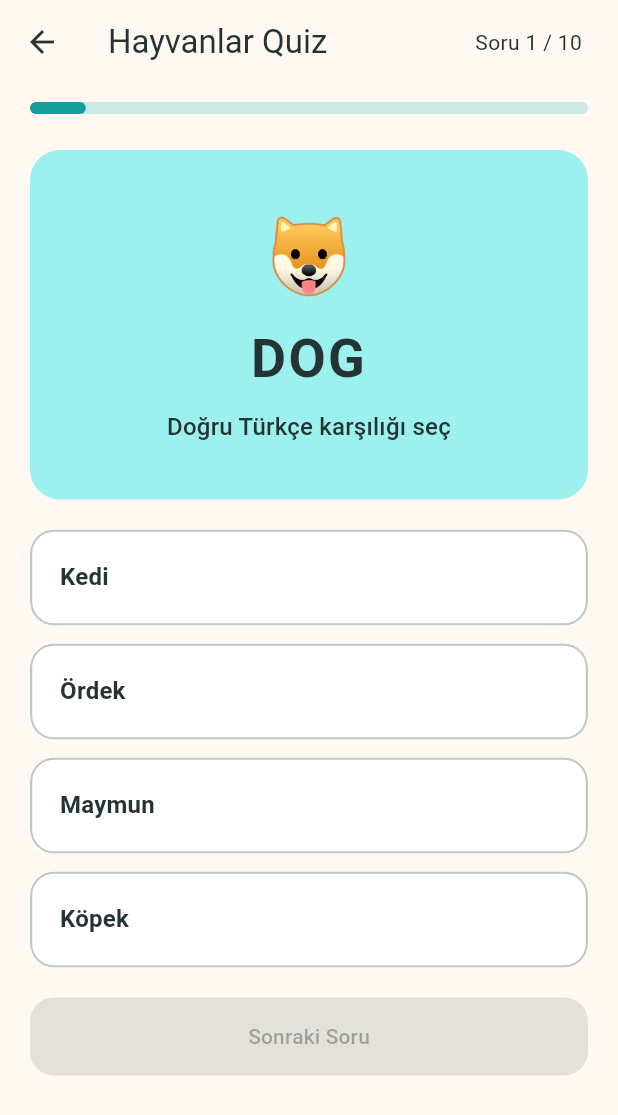
After one commit to veles1010/kelimo, a Flutter app: the AnimalsCategoryScreen screen opened directly, after a tap on "Quiz Çöz", on a phone screen of 412 x 824 dp. The commit adds this screen. Shown: the top 1115 px of the screen. Run offline on Flutter 3.47's test engine with Material 3 defaults, Android fonts, the phone set to English and light mode, and no system bars.

Commit message:
Add quiz result screen

```diff
--- a/lib/screens/animals_category_screen.dart
+++ b/lib/screens/animals_category_screen.dart
@@ -1,4 +1,5 @@
 import 'package:flutter/material.dart';
+import 'package:kelimo/screens/animals_quiz_screen.dart';
 import 'package:kelimo/screens/word_card_screen.dart';
 import 'package:kelimo/theme/app_theme.dart';
 
@@ -41,10 +42,17 @@ class AnimalsCategoryScreen extends StatelessWidget {
                       },
                     ),
                     const SizedBox(height: 12),
-                    const _ActionCard(
+                    _ActionCard(
                       icon: Icons.quiz_rounded,
                       title: 'Quiz Çöz',
                       subtitle: 'Bilgini test et',
+                      onTap: () {
+                        Navigator.of(context).push(
+                          MaterialPageRoute<void>(
+                            builder: (_) => const AnimalsQuizScreen(),
+                          ),
+                        );
+                      },
                     ),
                     const SizedBox(height: 12),
                     const _ActionCard(
--- /dev/null
+++ b/lib/screens/animals_quiz_screen.dart
@@ -0,0 +1,268 @@
+import 'package:flutter/material.dart';
+import 'package:kelimo/data/animal_words.dart';
+import 'package:kelimo/models/word.dart';
+import 'package:kelimo/screens/quiz_result_screen.dart';
+import 'package:kelimo/theme/app_theme.dart';
+
+class AnimalsQuizScreen extends StatefulWidget {
+  const AnimalsQuizScreen({super.key});
+
+  @override
+  State<AnimalsQuizScreen> createState() => _AnimalsQuizScreenState();
+}
+
+class _AnimalsQuizScreenState extends State<AnimalsQuizScreen> {
+  static const _questionCount = 10;
+
+  int _questionIndex = 0;
+  int _correctAnswerCount = 0;
+  String? _selectedAnswer;
+
+  Word get _currentWord => animalWords[_questionIndex];
+
+  List<String> _optionsFor(int index) {
+    final options = [
+      animalWords[index].turkish,
+      animalWords[(index + 1) % animalWords.length].turkish,
+      animalWords[(index + 8) % animalWords.length].turkish,
+      animalWords[(index + 15) % animalWords.length].turkish,
+    ];
+    final shift = (index + 1) % options.length;
+
+    return [...options.skip(shift), ...options.take(shift)];
+  }
+
+  void _selectAnswer(String answer) {
+    if (_selectedAnswer != null) return;
+    setState(() {
+      _selectedAnswer = answer;
+      if (answer == _currentWord.turkish) {
+        _correctAnswerCount++;
+      }
+    });
+  }
+
+  void _continueQuiz() {
+    if (_selectedAnswer == null) return;
+
+    if (_questionIndex == _questionCount - 1) {
+      _showResult();
+      return;
+    }
+
+    setState(() {
+      _questionIndex++;
+      _selectedAnswer = null;
+    });
+  }
+
+  void _showResult() {
+    final navigator = Navigator.of(context);
+
+    navigator.pushReplacement(
+      MaterialPageRoute<void>(
+        builder: (_) => QuizResultScreen(
+          categoryName: 'Hayvanlar',
+          correctAnswerCount: _correctAnswerCount,
+          totalQuestionCount: _questionCount,
+          successPercentage: calculateQuizPercentage(
+            correct: _correctAnswerCount,
+            total: _questionCount,
+          ),
+          onRetry: () {
+            navigator.pushReplacement(
+              MaterialPageRoute<void>(
+                builder: (_) => const AnimalsQuizScreen(),
+              ),
+            );
+          },
+          onReturnToCategory: navigator.pop,
+          onReturnHome: () => navigator.popUntil((route) => route.isFirst),
+        ),
+      ),
+    );
+  }
+
+  @override
+  Widget build(BuildContext context) {
+    final options = _optionsFor(_questionIndex);
+
+    return Scaffold(
+      appBar: AppBar(
+        leading: const BackButton(),
+        title: const Text('Hayvanlar Quiz'),
+        backgroundColor: Colors.transparent,
+        surfaceTintColor: Colors.transparent,
+        actions: [
+          Padding(
+            padding: const EdgeInsets.only(right: 24),
+            child: Center(
+              child: Text('Soru ${_questionIndex + 1} / $_questionCount'),
+            ),
+          ),
+        ],
+      ),
+      body: SafeArea(
+        top: false,
+        child: ListView(
+          padding: const EdgeInsets.fromLTRB(20, 12, 20, 32),
+          children: [
+            Center(
+              child: ConstrainedBox(
+                constraints: const BoxConstraints(maxWidth: 680),
+                child: Column(
+                  crossAxisAlignment: CrossAxisAlignment.stretch,
+                  children: [
+                    LinearProgressIndicator(
+                      value: (_questionIndex + 1) / _questionCount,
+                      minHeight: 8,
+                      borderRadius: BorderRadius.circular(4),
+                    ),
+                    const SizedBox(height: 24),
+                    _QuestionCard(word: _currentWord),
+                    const SizedBox(height: 20),
+                    for (final option in options) ...[
+                      _AnswerOption(
+                        option: option,
+                        correctAnswer: _currentWord.turkish,
+                        selectedAnswer: _selectedAnswer,
+                        onTap: () => _selectAnswer(option),
+                      ),
+                      const SizedBox(height: 12),
+                    ],
+                    const SizedBox(height: 8),
+                    FilledButton(
+                      onPressed: _selectedAnswer == null ? null : _continueQuiz,
+                      child: Text(
+                        _questionIndex == _questionCount - 1
+                            ? 'Sonucu Gör'
+                            : 'Sonraki Soru',
+                      ),
+                    ),
+                  ],
+                ),
+              ),
+            ),
+          ],
+        ),
+      ),
+    );
+  }
+}
+
+class _QuestionCard extends StatelessWidget {
+  const _QuestionCard({required this.word});
+
+  final Word word;
+
+  @override
+  Widget build(BuildContext context) {
+    final textTheme = Theme.of(context).textTheme;
+
+    return Card(
+      color: Theme.of(context).colorScheme.primaryContainer,
+      child: Padding(
+        padding: const EdgeInsets.symmetric(horizontal: 24, vertical: 36),
+        child: Column(
+          children: [
+            Text(word.emoji, style: const TextStyle(fontSize: 48)),
+            const SizedBox(height: 12),
+            Text(
+              word.english.toUpperCase(),
+              textAlign: TextAlign.center,
+              style: textTheme.displaySmall?.copyWith(
+                fontWeight: FontWeight.bold,
+                letterSpacing: 1.5,
+              ),
+            ),
+            const SizedBox(height: 12),
+            Text(
+              'Doğru Türkçe karşılığı seç',
+              textAlign: TextAlign.center,
+              style: textTheme.titleMedium,
+            ),
+          ],
+        ),
+      ),
+    );
+  }
+}
+
+class _AnswerOption extends StatelessWidget {
+  const _AnswerOption({
+    required this.option,
+    required this.correctAnswer,
+    required this.selectedAnswer,
+    required this.onTap,
+  });
+
+  final String option;
+  final String correctAnswer;
+  final String? selectedAnswer;
+  final VoidCallback onTap;
+
+  @override
+  Widget build(BuildContext context) {
+    final colorScheme = Theme.of(context).colorScheme;
+    final isDark = Theme.of(context).brightness == Brightness.dark;
+    final isAnswered = selectedAnswer != null;
+    final isCorrect = option == correctAnswer;
+    final isSelected = option == selectedAnswer;
+    final showCorrect = isAnswered && isCorrect;
+    final showWrong = isAnswered && isSelected && !isCorrect;
+    final correctColor = isDark
+        ? const Color(0xFF81C784)
+        : const Color(0xFF2E7D32);
+    final backgroundColor = showCorrect
+        ? (isDark ? const Color(0xFF173D25) : const Color(0xFFE2F4E5))
+        : showWrong
+        ? colorScheme.errorContainer
+        : Theme.of(context).cardColor;
+    final foregroundColor = showCorrect
+        ? correctColor
+        : showWrong
+        ? colorScheme.onErrorContainer
+        : colorScheme.onSurface;
+    final borderColor = showCorrect
+        ? correctColor
+        : showWrong
+        ? colorScheme.error
+        : colorScheme.outlineVariant;
+
+    return Material(
+      color: backgroundColor,
+      shape: RoundedRectangleBorder(
+        borderRadius: BorderRadius.circular(AppDimensions.buttonRadius),
+        side: BorderSide(color: borderColor, width: 1.5),
+      ),
+      clipBehavior: Clip.antiAlias,
+      child: InkWell(
+        key: ValueKey('quiz-option-$option'),
+        onTap: isAnswered ? null : onTap,
+        child: ConstrainedBox(
+          constraints: const BoxConstraints(minHeight: 64),
+          child: Padding(
+            padding: const EdgeInsets.symmetric(horizontal: 20, vertical: 14),
+            child: Row(
+              children: [
+                Expanded(
+                  child: Text(
+                    option,
+                    style: Theme.of(context).textTheme.titleMedium?.copyWith(
+                      color: foregroundColor,
+                      fontWeight: FontWeight.w600,
+                    ),
+                  ),
+                ),
+                if (showCorrect)
+                  Icon(Icons.check_circle_rounded, color: correctColor),
+                if (showWrong)
+                  Icon(Icons.cancel_rounded, color: colorScheme.error),
+              ],
+            ),
+          ),
+        ),
+      ),
+    );
+  }
+}
```
Also changed, not shown: lib/screens/quiz_result_screen.dart (added, +287 -0 lines), 1 other file.
